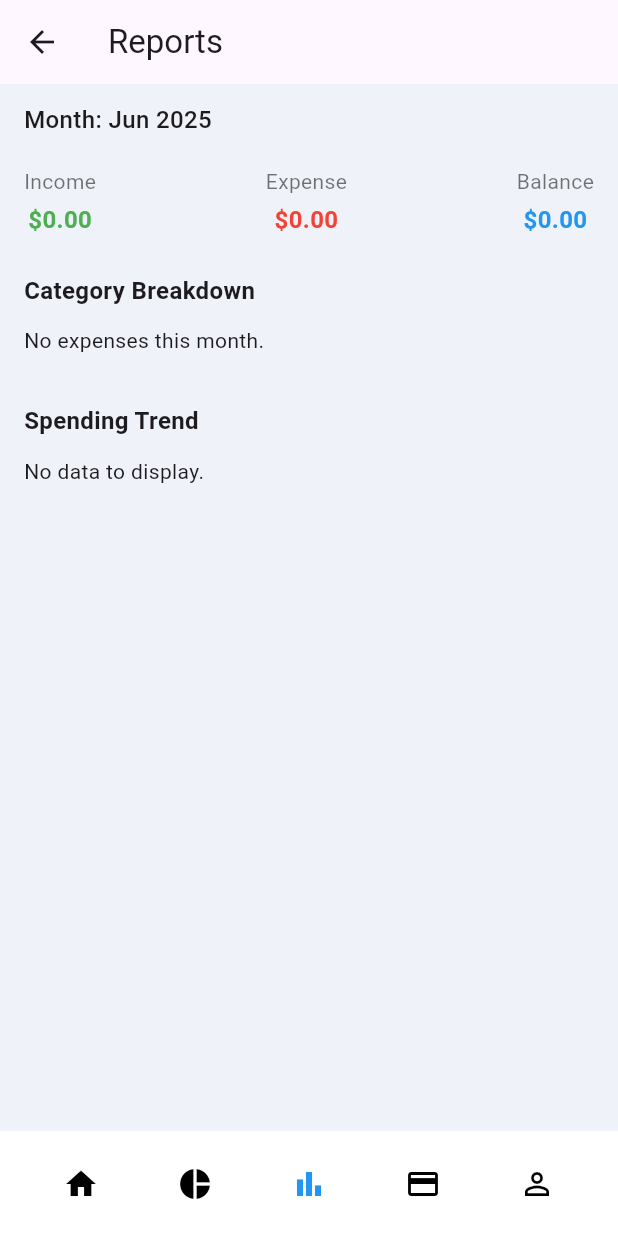
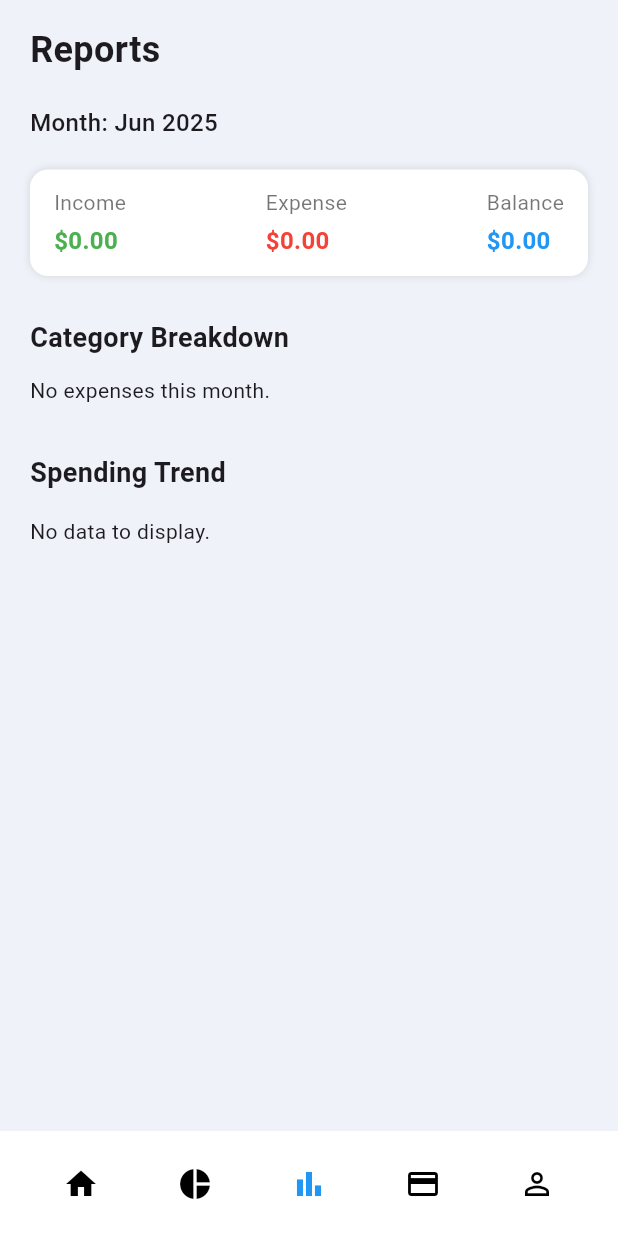
Before and after one commit to abdullamaqsood/appdev_project, a Flutter app: the DashboardScreen screen opened directly, item 3 of the bottom bar chosen, on a phone screen of 412 x 824 dp. Run offline on Flutter 3.47's test engine with Material 3 defaults, Android fonts, the phone set to English and light mode, and no system bars; our stand-ins replace cloud_firestore, csv, equatable, firebase_auth, firebase_core, fl_chart and 5 more; accounts and stored records are empty; network calls fail.

Commit message:
UI changes

```diff
--- a/lib/screens/admin/user_management_screen.dart
+++ b/lib/screens/admin/user_management_screen.dart
@@ -53,6 +53,7 @@ class UserManagementScreen extends StatelessWidget {
             ),
           ],
         ),
+        backgroundColor: const Color(0xFFEFF3F9),
         body: BlocConsumer<UserManagementBloc, UserManagementState>(
           listener: (context, state) {
             if (state is UserDeleted) {
--- a/lib/screens/budget/budget_screen.dart
+++ b/lib/screens/budget/budget_screen.dart
@@ -192,7 +192,9 @@ class _BudgetScreenState extends State<BudgetScreen> {
 
   @override
   Widget build(BuildContext context) {
-    return SafeArea(
+    return Scaffold(
+      backgroundColor: const Color(0xFFEFF3F9),
+      body: SafeArea(
         child: Stack(
           children: [
             Padding(
@@ -284,6 +286,7 @@ class _BudgetScreenState extends State<BudgetScreen> {
             ),
           ],
         ),
+      ),
     );
   }
 }
--- a/lib/screens/dashboard/dashboard_screen.dart
+++ b/lib/screens/dashboard/dashboard_screen.dart
@@ -314,7 +314,7 @@ class _DashboardScreenState extends State<DashboardScreen> {
         ];
 
         return Scaffold(
-          backgroundColor: const Color(0xFFE7F0FD),
+          backgroundColor: const Color(0xFFEFF3F9),
           body: SafeArea(
             child: Stack(
               children: [
--- a/lib/screens/debt/debt_screen.dart
+++ b/lib/screens/debt/debt_screen.dart
@@ -23,6 +23,7 @@ class _DebtScreenState extends State<DebtScreen> {
   Widget build(BuildContext context) {
     return Scaffold(
       appBar: AppBar(title: const Text("Debt & Loan Tracker")),
+      backgroundColor: const Color(0xFFEFF3F9),
       body: BlocBuilder<DebtBloc, DebtState>(
         builder: (context, state) {
           if (state is DebtLoading) {
--- a/lib/screens/expense/add_expense_screen.dart
+++ b/lib/screens/expense/add_expense_screen.dart
@@ -72,6 +72,7 @@ class AddExpenseScreen extends StatelessWidget {
           return Scaffold(
             appBar:
                 AppBar(title: Text(isEdit ? "Edit Expense" : "Add Expense")),
+            backgroundColor: const Color(0xFFEFF3F9),
             body: Padding(
               padding: const EdgeInsets.all(20),
               child: ListView(
--- a/lib/screens/income/add_income_screen.dart
+++ b/lib/screens/income/add_income_screen.dart
@@ -100,6 +100,7 @@ class _AddIncomeFormState extends State<_AddIncomeForm> {
   Widget build(BuildContext context) {
     return Scaffold(
       appBar: AppBar(title: Text(widget.isEdit ? "Edit Income" : "Add Income")),
+      backgroundColor: const Color(0xFFEFF3F9),
       body: BlocConsumer<IncomeFormBloc, IncomeFormState>(
         listener: (context, state) {
           if (state.isSuccess) {
--- a/lib/screens/notifications/notifications_screen.dart
+++ b/lib/screens/notifications/notifications_screen.dart
@@ -13,7 +13,7 @@ class NotificationsScreen extends StatelessWidget {
     return BlocProvider(
       create: (_) => DebtBloc(DebtRepository())..add(LoadDueDebts()),
       child: Scaffold(
-        backgroundColor: const Color(0xFFE7F0FD),
+        backgroundColor: const Color(0xFFEFF3F9),
         appBar: AppBar(
           title: const Text('Notifications'),
           backgroundColor: Colors.transparent,
--- a/lib/screens/profile/profile_screen.dart
+++ b/lib/screens/profile/profile_screen.dart
@@ -13,6 +13,7 @@ class ProfileScreen extends StatelessWidget {
   Widget build(BuildContext context) {
     final user = FirebaseAuth.instance.currentUser;
     return Scaffold(
+      backgroundColor: const Color(0xFFEFF3F9),
       appBar: AppBar(
         title: const Text('Profile'),
         centerTitle: true,
--- a/lib/screens/reports/reports_screen.dart
+++ b/lib/screens/reports/reports_screen.dart
@@ -47,6 +47,7 @@ class ReportsScreen extends StatelessWidget {
   Widget build(BuildContext context) {
     final DateTime currentMonth =
         DateTime(DateTime.now().year, DateTime.now().month);
+
     return BlocProvider(
       create: (_) => ReportsBloc(
         expenseRepository: ExpenseRepository(),
@@ -55,9 +56,8 @@ class ReportsScreen extends StatelessWidget {
       child: BlocBuilder<ReportsBloc, ReportsState>(
         builder: (context, state) {
           if (state is ReportsLoading || state is ReportsInitial) {
-            return Scaffold(
-              appBar: AppBar(title: const Text("Reports")),
-              body: const Center(child: CircularProgressIndicator()),
+            return const Scaffold(
+              body: Center(child: CircularProgressIndicator()),
             );
           } else if (state is ReportsLoaded) {
             final expenses = state.expenses;
@@ -75,45 +75,75 @@ class ReportsScreen extends StatelessWidget {
                     10;
 
             return Scaffold(
-              appBar: AppBar(title: const Text("Reports")),
-              body: Padding(
-                padding:
-                    const EdgeInsets.symmetric(horizontal: 16, vertical: 12),
+              backgroundColor: const Color(0xFFEFF3F9),
+              body: SafeArea(
+                child: Padding(
+                  padding: const EdgeInsets.symmetric(horizontal: 20),
                   child: ListView(
                     children: [
-                    Text("Month: " + DateFormat.yMMM().format(currentMonth),
+                      const SizedBox(height: 16),
+                      const Text(
+                        "Reports",
+                        style: TextStyle(
+                            fontSize: 24, fontWeight: FontWeight.bold),
+                      ),
+                      const SizedBox(height: 20),
+                      Text(
+                        "Month: ${DateFormat.yMMM().format(currentMonth)}",
                         style: const TextStyle(
-                            fontSize: 16, fontWeight: FontWeight.w500)),
+                            fontSize: 16, fontWeight: FontWeight.w500),
+                      ),
                       const SizedBox(height: 20),
-                    Row(
+
+                      // Summary Section
+                      Container(
+                        padding: const EdgeInsets.symmetric(vertical: 12),
+                        decoration: BoxDecoration(
+                          color: Colors.white,
+                          borderRadius: BorderRadius.circular(12),
+                          boxShadow: const [
+                            BoxShadow(color: Colors.black12, blurRadius: 4)
+                          ],
+                        ),
+                        child: Padding(
+                          padding: const EdgeInsets.symmetric(horizontal: 16),
+                          child: Row(
                             mainAxisAlignment: MainAxisAlignment.spaceBetween,
                             children: [
                               _summaryTile("Income", totalIncome, Colors.green),
                               _summaryTile("Expense", totalExpense, Colors.red),
-                        _summaryTile("Balance", balance,
-                            balance >= 0 ? Colors.blue : Colors.redAccent),
+                              _summaryTile(
+                                  "Balance",
+                                  balance,
+                                  balance >= 0
+                                      ? Colors.blue
+                                      : Colors.redAccent),
                             ],
                           ),
-                    const SizedBox(height: 24),
+                        ),
+                      ),
+
+                      const SizedBox(height: 28),
+
+                      // Category Breakdown
                       const Text("Category Breakdown",
                           style: TextStyle(
-                            fontSize: 16, fontWeight: FontWeight.w600)),
+                              fontSize: 18, fontWeight: FontWeight.bold)),
                       const SizedBox(height: 12),
                       categoryData.isEmpty
                           ? const Text("No expenses this month.")
                           : Column(
                               children: categoryData.entries.map((e) {
                                 return Container(
-                                margin: const EdgeInsets.symmetric(vertical: 4),
+                                  margin: const EdgeInsets.only(bottom: 8),
                                   padding: const EdgeInsets.symmetric(
                                       vertical: 12, horizontal: 12),
                                   decoration: BoxDecoration(
                                     color: Colors.white,
-                                  borderRadius: BorderRadius.circular(10),
-                                  boxShadow: [
+                                    borderRadius: BorderRadius.circular(12),
+                                    boxShadow: const [
                                       BoxShadow(
-                                        color: Colors.grey.shade200,
-                                        blurRadius: 5)
+                                          color: Colors.black12, blurRadius: 4)
                                     ],
                                   ),
                                   child: Row(
@@ -139,11 +169,14 @@ class ReportsScreen extends StatelessWidget {
                                 );
                               }).toList(),
                             ),
+
                       const SizedBox(height: 32),
+
+                      // Spending Trend
                       const Text("Spending Trend",
                           style: TextStyle(
-                            fontSize: 16, fontWeight: FontWeight.w600)),
-                    const SizedBox(height: 12),
+                              fontSize: 18, fontWeight: FontWeight.bold)),
+                      const SizedBox(height: 16),
                       barGroups.isEmpty
                           ? const Text("No data to display.")
                           : SizedBox(
@@ -153,7 +186,7 @@ class ReportsScreen extends StatelessWidget {
                                   barGroups: barGroups,
                                   gridData: FlGridData(show: true),
                                   borderData: FlBorderData(show: false),
-                                maxY: barGroups.isEmpty ? 10 : null,
+                                  maxY: maxY,
                                   alignment: BarChartAlignment.start,
                                   titlesData: FlTitlesData(
                                     bottomTitles: AxisTitles(
@@ -194,17 +227,19 @@ class ReportsScreen extends StatelessWidget {
                                 ),
                               ),
                             ),
+
                       const SizedBox(height: 32),
                     ],
+                  ),
                 ),
               ),
             );
           } else if (state is ReportsError) {
             return Scaffold(
-              appBar: AppBar(title: const Text("Reports")),
               body: Center(child: Text("Error: ${state.message}")),
             );
           }
+
           return const SizedBox.shrink();
         },
       ),
@@ -213,6 +248,7 @@ class ReportsScreen extends StatelessWidget {
 
   Widget _summaryTile(String label, double amount, Color color) {
     return Column(
+      crossAxisAlignment: CrossAxisAlignment.start,
       children: [
         Text(label,
             style: const TextStyle(fontSize: 14, color: Colors.black54)),
@@ -220,7 +256,7 @@ class ReportsScreen extends StatelessWidget {
         Text(
           "\$${amount.toStringAsFixed(2)}",
           style: TextStyle(
-              fontWeight: FontWeight.bold, fontSize: 16, color: color),
+              fontWeight: FontWeight.w600, fontSize: 16, color: color),
         ),
       ],
     );
```
Lines whose indentation alone changed are shown as unchanged.
